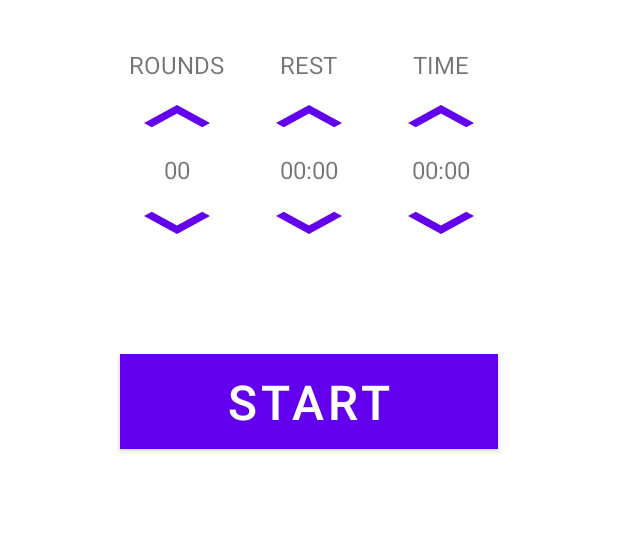
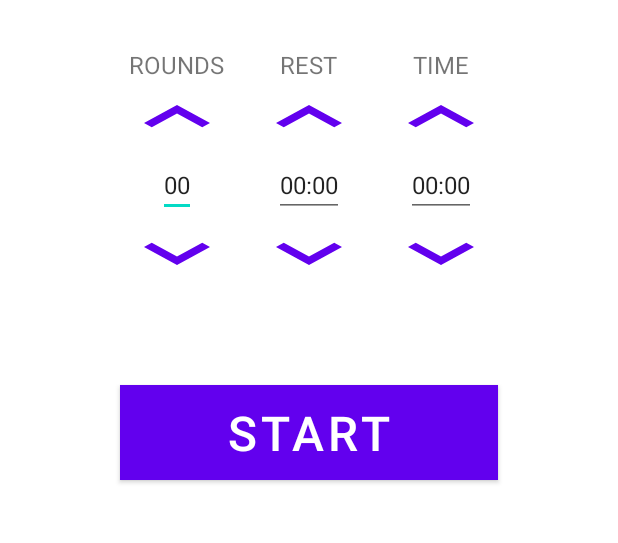
Before and after one commit to FiGo123/SparTime, an Android app: the screen it shows after launch (MainActivity), on a phone screen of 412 x 824 dp, the part 205-748 px from its top. Run offline under Robolectric (Android 15) with nearby library versions, the phone set to English and light mode, and no system bars.

Commit message:
Substitute textView with editText

```diff
--- a/app/src/main/res/layout/main_fragment.xml
+++ b/app/src/main/res/layout/main_fragment.xml
@@ -52,12 +52,13 @@
                 android:layout_gravity="start"
                 android:background="@drawable/ic_baseline_keyboard_arrow_up_24"
                 />
-            <TextView
+            <EditText
                 android:layout_width="wrap_content"
                 android:layout_height="wrap_content"
                 android:text="00"
                 android:textSize="16dp"
                 android:layout_gravity="center_horizontal"
+                android:inputType="number"
                 />
             <Button
                 android:layout_width="wrap_content"
@@ -86,12 +87,13 @@
                 android:background="@drawable/ic_baseline_keyboard_arrow_up_24"
                 android:layout_gravity="start"
                 />
-            <TextView
+            <EditText
                 android:layout_width="wrap_content"
                 android:layout_height="wrap_content"
                 android:text="00:00"
                 android:textSize="16dp"
                 android:layout_gravity="center_horizontal"
+                android:inputType="number"
                 />
             <Button
                 android:layout_width="wrap_content"
@@ -120,12 +122,13 @@
                 android:background="@drawable/ic_baseline_keyboard_arrow_up_24"
                 android:layout_gravity="start"
                 />
-            <TextView
+            <EditText
                 android:layout_width="wrap_content"
                 android:layout_height="wrap_content"
                 android:text="00:00"
                 android:textSize="16dp"
                 android:layout_gravity="center_horizontal"
+                android:inputType="number"
                 />
             <Button
                 android:layout_width="wrap_content"
```
